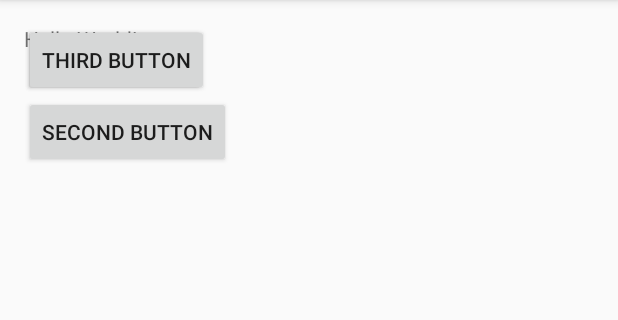
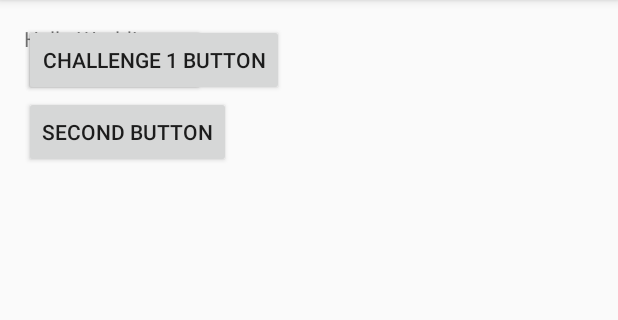
Before and after one commit to PranavKonduru12/Synthesizer_Version2, an Android app: the screen it shows after launch (SynthesizerActivity), on a phone screen of 412 x 824 dp, the part 84-404 px from its top. Run offline under Robolectric (Android 15) with nearby library versions, the phone set to English and light mode, and no system bars.

Commit message:
tried some things

```diff
--- a/app/src/main/java/com/example/konduru91976/synthesizer_version2/SynthesizerActivity.java
+++ b/app/src/main/java/com/example/konduru91976/synthesizer_version2/SynthesizerActivity.java
@@ -12,7 +12,7 @@ public class SynthesizerActivity extends AppCompatActivity {
     private static final String TAG = SynthesizerActivity.class.getName();
     private Button button1;
     private Button button2;
-    private Button button3;
+    private Button mChallenge1;
     //private Button bu
     private MediaPlayer mpE;
     private MediaPlayer mpF;
@@ -28,6 +28,7 @@ public class SynthesizerActivity extends AppCompatActivity {
 
         button1 = (Button)findViewById(R.id.eButton);
         button2 = (Button)findViewById(R.id.fButton);
+        mChallenge1 = (Button)findViewById(R.id.mChallenge1);
         mpE = MediaPlayer.create(this, R.raw.scalee);
         mpF = MediaPlayer.create(this, R.raw.scalef);
         //mpG = MediaPlayer.create(this, R.raw.scaleg);
--- a/app/src/main/res/values/strings.xml
+++ b/app/src/main/res/values/strings.xml
@@ -2,5 +2,5 @@
     <string name="app_name">Synthesizer_version2</string>
     <string name="eButton">First Button</string>
     <string name="fButton">Second Button</string>
-    <string name="mChallenge1">Third Button</string>
+    <string name="mChallenge1">Challenge 1 Button</string>
 </resources>
--- a/build.gradle
+++ b/build.gradle
@@ -5,7 +5,7 @@ buildscript {
         jcenter()
     }
     dependencies {
-        classpath 'com.android.tools.build:gradle:2.2.3'
+        classpath 'com.android.tools.build:gradle:2.3.0'
 
         // NOTE: Do not place your application dependencies here; they belong
         // in the individual module build.gradle files
```
Also changed, not shown: gradle/wrapper/gradle-wrapper.properties.
